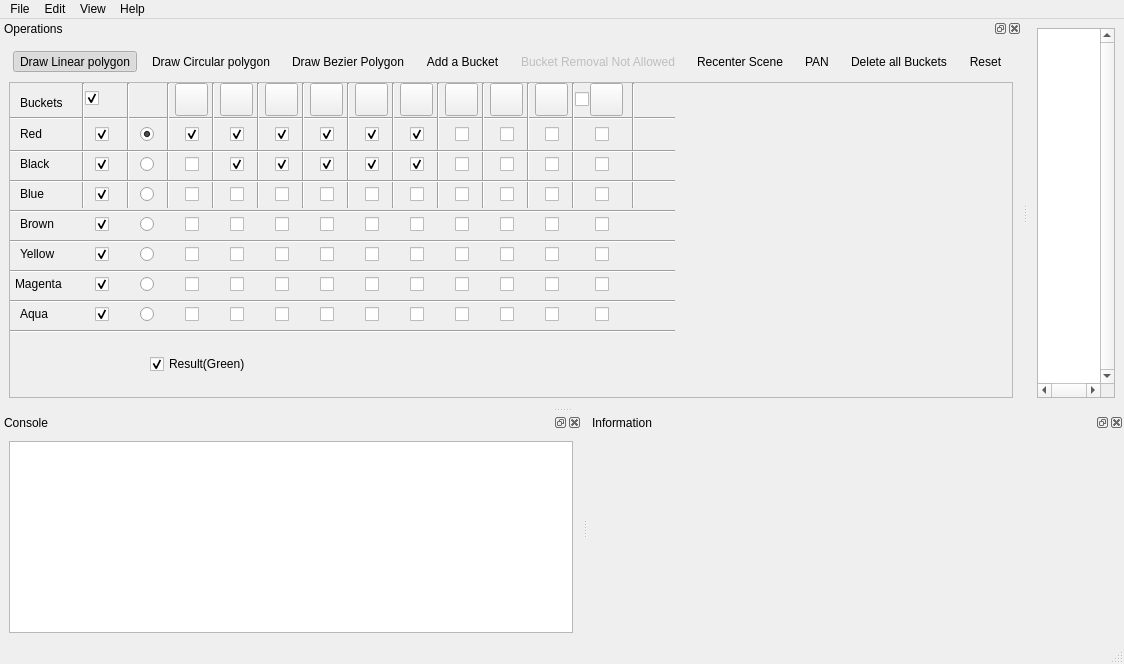
The window that Boolean_set_operations_2/demo/Boolean_set_operations_2/UiFiles/Boolean_set_operations_2.ui (CGAL/cgal) describes before a commit, drawn with Qt 5.
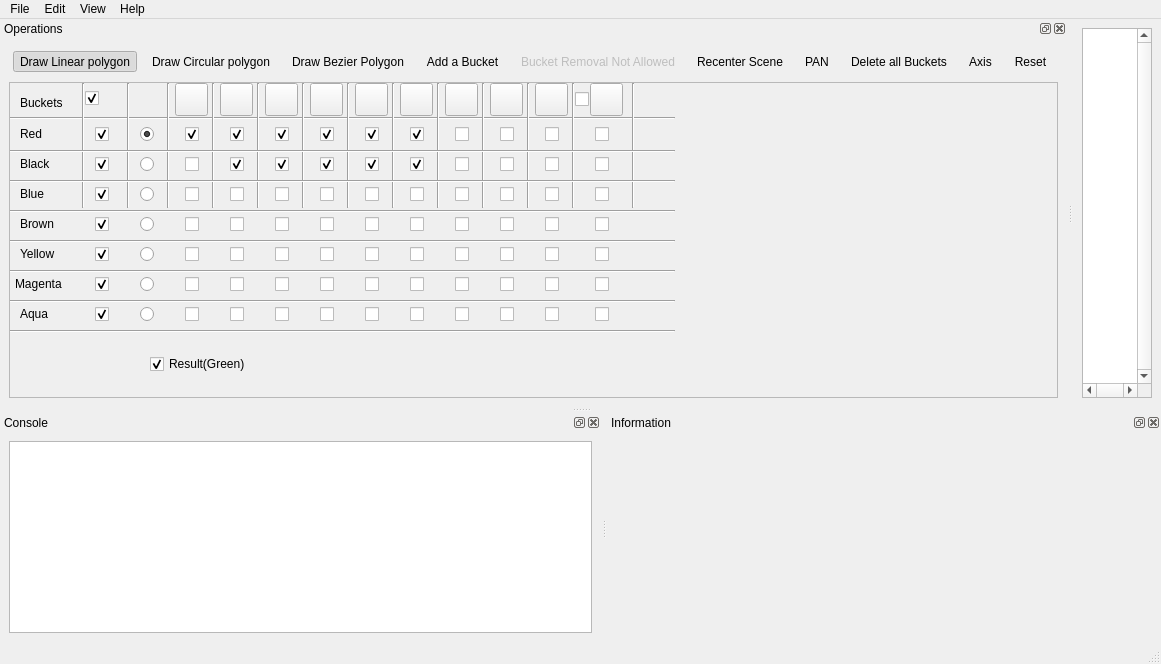
The same window after the commit. Icons and pictures are not drawn.

What changed in the file:
```diff
--- a/Boolean_set_operations_2/demo/Boolean_set_operations_2/UiFiles/Boolean_set_operations_2.ui
+++ b/Boolean_set_operations_2/demo/Boolean_set_operations_2/UiFiles/Boolean_set_operations_2.ui
@@ -313,6 +313,17 @@
            <attribute name="toolBarBreak" >
             <bool>false</bool>
            </attribute>
+           <addaction name="actionAxis"/>
+          </widget>
+        </item>
+        <item>
+          <widget class="QToolBar" name="OperationsToolBar34">
+           <attribute name="toolBarArea" >
+            <enum>TopToolBarArea</enum>
+           </attribute>
+           <attribute name="toolBarBreak" >
+            <bool>false</bool>
+           </attribute>
            <addaction name="actionNew" />
           </widget>
         </item>
@@ -3147,18 +3158,21 @@
     <string>Delete all Buckets</string>
    </property>
   </action>
-  <!-- <action name="actionGrid" >
+  <action name="actionAxis" >
+   <property name="checkable" >
+    <bool>true</bool>
+   </property>  
    <property name="icon" >
     <iconset resource="boolean_operations_2.qrc" >
      <normaloff>:/cgal/icons/resources/demo_snapgrid.xpm</normaloff>:/cgal/icons/resources/demo_snapgrid.xpm</iconset>
    </property>
    <property name="text" >
-    <string>&amp;Grid</string>
+    <string>&amp;Axis</string>
    </property>
    <property name="shortcut">
     <string>Ctrl+Shift+G</string>
    </property>
-  </action> -->
+  </action>
   <action name="actionNew" >
    <property name="icon" >
     <iconset resource="boolean_operations_2.qrc" >
```
Left out of the diff: 93 changed lines with no effect on the pictures.
